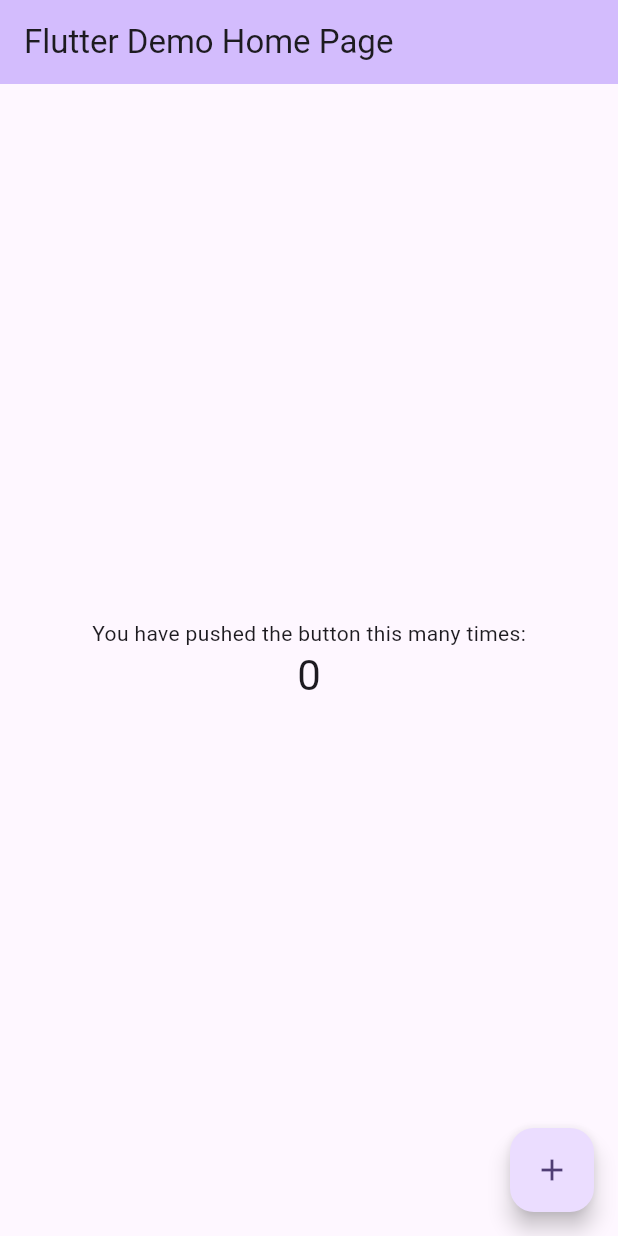
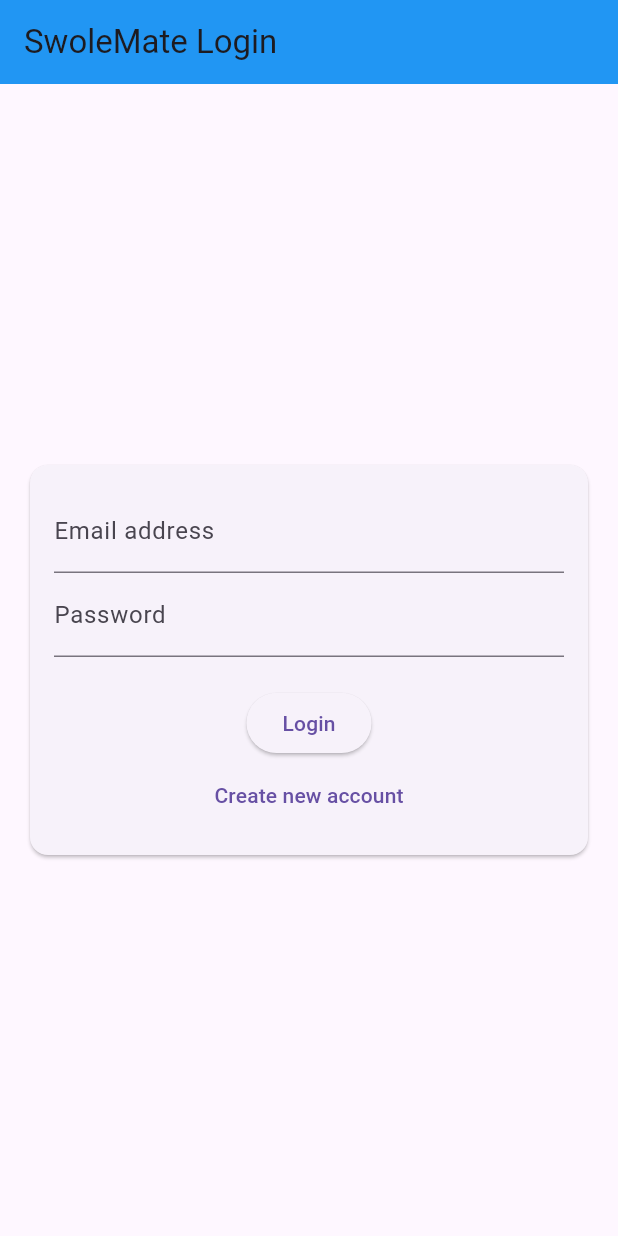
Before and after one commit to Tivenesh/swolemate-app-fyp, a Flutter app: the screen it shows after launch, on a phone screen of 412 x 824 dp. Run offline on Flutter 3.47's test engine with Material 3 defaults, Android fonts, the light colour scheme and no system bars.

Commit message:
(US001)
First stage still alot to do

```diff
--- a/lib/main.dart
+++ b/lib/main.dart
@@ -1,4 +1,6 @@
+// lib/main.dart
 import 'package:flutter/material.dart';
+import 'package:swolemate_app/screens/auth_screen.dart'; // We'll create this file next, this import will initially show an error, which is normal.
 
 void main() {
   runApp(const MyApp());
@@ -7,116 +9,14 @@
 class MyApp extends StatelessWidget {
   const MyApp({super.key});
 
-  // This widget is the root of your application.
   @override
   Widget build(BuildContext context) {
     return MaterialApp(
-      title: 'Flutter Demo',
+      title: 'SwoleMate',
       theme: ThemeData(
-        // This is the theme of your application.
-        //
-        // TRY THIS: Try running your application with "flutter run". You'll see
-        // the application has a purple toolbar. Then, without quitting the app,
-        // try changing the seedColor in the colorScheme below to Colors.green
-        // and then invoke "hot reload" (save your changes or press the "hot
-        // reload" button in a Flutter-supported IDE, or press "r" if you used
-        // the command line to start the app).
-        //
-        // Notice that the counter didn't reset back to zero; the application
-        // state is not lost during the reload. To reset the state, use hot
-        // restart instead.
-        //
-        // This works for code too, not just values: Most code changes can be
-        // tested with just a hot reload.
-        colorScheme: ColorScheme.fromSeed(seedColor: Colors.deepPurple),
+        primarySwatch: Colors.blue, // You can customize your app's main color here
       ),
-      home: const MyHomePage(title: 'Flutter Demo Home Page'),
+      home: const AuthScreen(), // This is where your authentication screen will be displayed
     );
   }
 }
-
-class MyHomePage extends StatefulWidget {
-  const MyHomePage({super.key, required this.title});
-
-  // This widget is the home page of your application. It is stateful, meaning
-  // that it has a State object (defined below) that contains fields that affect
-  // how it looks.
-
-  // This class is the configuration for the state. It holds the values (in this
-  // case the title) provided by the parent (in this case the App widget) and
-  // used by the build method of the State. Fields in a Widget subclass are
-  // always marked "final".
-
-  final String title;
-
-  @override
-  State<MyHomePage> createState() => _MyHomePageState();
-}
-
-class _MyHomePageState extends State<MyHomePage> {
-  int _counter = 0;
-
-  void _incrementCounter() {
-    setState(() {
-      // This call to setState tells the Flutter framework that something has
-      // changed in this State, which causes it to rerun the build method below
-      // so that the display can reflect the updated values. If we changed
-      // _counter without calling setState(), then the build method would not be
-      // called again, and so nothing would appear to happen.
-      _counter++;
-    });
-  }
-
-  @override
-  Widget build(BuildContext context) {
-    // This method is rerun every time setState is called, for instance as done
-    // by the _incrementCounter method above.
-    //
-    // The Flutter framework has been optimized to make rerunning build methods
-    // fast, so that you can just rebuild anything that needs updating rather
-    // than having to individually change instances of widgets.
-    return Scaffold(
-      appBar: AppBar(
-        // TRY THIS: Try changing the color here to a specific color (to
-        // Colors.amber, perhaps?) and trigger a hot reload to see the AppBar
-        // change color while the other colors stay the same.
-        backgroundColor: Theme.of(context).colorScheme.inversePrimary,
-        // Here we take the value from the MyHomePage object that was created by
-        // the App.build method, and use it to set our appbar title.
-        title: Text(widget.title),
-      ),
-      body: Center(
-        // Center is a layout widget. It takes a single child and positions it
-        // in the middle of the parent.
-        child: Column(
-          // Column is also a layout widget. It takes a list of children and
-          // arranges them vertically. By default, it sizes itself to fit its
-          // children horizontally, and tries to be as tall as its parent.
-          //
-          // Column has various properties to control how it sizes itself and
-          // how it positions its children. Here we use mainAxisAlignment to
-          // center the children vertically; the main axis here is the vertical
-          // axis because Columns are vertical (the cross axis would be
-          // horizontal).
-          //
-          // TRY THIS: Invoke "debug painting" (choose the "Toggle Debug Paint"
-          // action in the IDE, or press "p" in the console), to see the
-          // wireframe for each widget.
-          mainAxisAlignment: MainAxisAlignment.center,
-          children: <Widget>[
-            const Text('You have pushed the button this many times:'),
-            Text(
-              '$_counter',
-              style: Theme.of(context).textTheme.headlineMedium,
-            ),
-          ],
-        ),
-      ),
-      floatingActionButton: FloatingActionButton(
-        onPressed: _incrementCounter,
-        tooltip: 'Increment',
-        child: const Icon(Icons.add),
-      ), // This trailing comma makes auto-formatting nicer for build methods.
-    );
-  }
-}
--- /dev/null
+++ b/lib/screens/auth_screen.dart
@@ -0,0 +1,154 @@
+// lib/screens/auth_screen.dart
+import 'package:flutter/material.dart';
+
+class AuthScreen extends StatefulWidget {
+  const AuthScreen({super.key});
+
+  @override
+  State<AuthScreen> createState() => _AuthScreenState();
+}
+
+class _AuthScreenState extends State<AuthScreen> {
+  // GlobalKey for form validation, allows us to interact with the Form widget
+  final _formKey = GlobalKey<FormState>();
+
+  // Text controllers for input fields to get text values
+  final TextEditingController _emailController = TextEditingController();
+  final TextEditingController _passwordController = TextEditingController();
+  final TextEditingController _confirmPasswordController = TextEditingController();
+  final TextEditingController _fullNameController = TextEditingController(); // Specific for registration
+
+  // State variable to toggle between login and register mode
+  bool _isLoginMode = true;
+
+  @override
+  void dispose() {
+    // Important: Dispose controllers when the widget is removed to prevent memory leaks
+    _emailController.dispose();
+    _passwordController.dispose();
+    _confirmPasswordController.dispose();
+    _fullNameController.dispose();
+    super.dispose();
+  }
+
+  // Function to handle form submission (Login or Register button press)
+  void _submitAuthForm() {
+    // Validate all fields in the form using the formKey
+    // The .validate() method triggers all validators defined in TextFormFields
+    if (_formKey.currentState!.validate()) {
+      _formKey.currentState!.save(); // Optional: Saves the current state of form fields
+
+      // For now, let's just print the values to the console for debugging
+      // In a real app, you'd send these to your authentication backend (e.g., Firebase)
+      print('Email: ${_emailController.text}');
+      print('Password: ${_passwordController.text}');
+      if (!_isLoginMode) { // If NOT in login mode (i.e., in register mode)
+        print('Full Name: ${_fullNameController.text}');
+        print('Confirm Password: ${_confirmPasswordController.text}');
+      }
+
+      // Display a temporary message to the user
+      ScaffoldMessenger.of(context).showSnackBar(
+        SnackBar(
+          content: Text(_isLoginMode ? 'Attempting to log in...' : 'Attempting to register...'),
+        ),
+      );
+
+      // TODO: Integrate with Firebase Authentication service here in future steps
+    }
+  }
+
+  @override
+  Widget build(BuildContext context) {
+    return Scaffold(
+      appBar: AppBar(
+        title: Text(_isLoginMode ? 'SwoleMate Login' : 'SwoleMate Register'),
+        backgroundColor: Colors.blue, // Using primarySwatch color
+      ),
+      body: Center(
+        child: Card(
+          margin: const EdgeInsets.all(20),
+          child: SingleChildScrollView( // Allows the content to scroll if it overflows (e.g., on small screens)
+            padding: const EdgeInsets.all(16),
+            child: Form(
+              key: _formKey, // Assign the GlobalKey to the Form
+              child: Column(
+                mainAxisSize: MainAxisSize.min, // Column takes minimum vertical space
+                children: <Widget>[
+                  // Full Name field (only visible in registration mode)
+                  if (!_isLoginMode) // If NOT in login mode (i.e., in register mode)
+                    TextFormField(
+                      controller: _fullNameController,
+                      keyboardType: TextInputType.text,
+                      decoration: const InputDecoration(labelText: 'Full Name'),
+                      validator: (value) {
+                        if (value == null || value.isEmpty || value.trim().length < 4) {
+                          return 'Please enter at least 4 characters for your full name.';
+                        }
+                        return null; // Validation passed
+                      },
+                    ),
+                  // Email field
+                  TextFormField(
+                    controller: _emailController,
+                    keyboardType: TextInputType.emailAddress,
+                    decoration: const InputDecoration(labelText: 'Email address'),
+                    validator: (value) {
+                      if (value == null || !value.contains('@') || value.isEmpty) {
+                        return 'Please enter a valid email address.';
+                      }
+                      return null;
+                    },
+                  ),
+                  // Password field
+                  TextFormField(
+                    controller: _passwordController,
+                    decoration: const InputDecoration(labelText: 'Password'),
+                    obscureText: true, // Hides the characters typed (like for passwords)
+                    validator: (value) {
+                      if (value == null || value.isEmpty || value.length < 7) {
+                        return 'Password must be at least 7 characters long.';
+                      }
+                      return null;
+                    },
+                  ),
+                  // Confirm Password field (only visible in registration mode)
+                  if (!_isLoginMode) // If NOT in login mode (i.e., in register mode)
+                    TextFormField(
+                      controller: _confirmPasswordController,
+                      decoration: const InputDecoration(labelText: 'Confirm Password'),
+                      obscureText: true,
+                      validator: (value) {
+                        if (value == null || value.isEmpty || value != _passwordController.text) {
+                          return 'Passwords do not match.';
+                        }
+                        return null;
+                      },
+                    ),
+                  const SizedBox(height: 20), // Adds vertical space
+                  // Elevated button for submitting the form (Login or Register)
+                  ElevatedButton(
+                    onPressed: _submitAuthForm, // Call the submit function when pressed
+                    child: Text(_isLoginMode ? 'Login' : 'Register'),
+                  ),
+                  // Text button to toggle between Login and Register modes
+                  TextButton(
+                    onPressed: () {
+                      setState(() { // Rebuilds the widget to reflect the mode change
+                        _isLoginMode = !_isLoginMode;
+                        _formKey.currentState!.reset(); // Resets form fields when toggling
+                      });
+                    },
+                    child: Text(_isLoginMode
+                        ? 'Create new account'
+                        : 'I already have an account'),
+                  ),
+                ],
+              ),
+            ),
+          ),
+        ),
+      ),
+    );
+  }
+}
```
Also changed, not shown: 2 other files.
